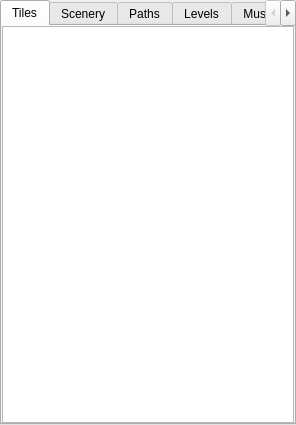
WohlSoft/Moondust-Project, file Editor/main_window/dock/wld_item_toolbox.ui: the form before one commit.
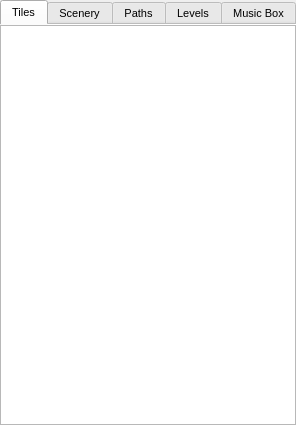
The form after the commit. Icons and pictures are not drawn.

Commit message:
Than scaring fonts!
Here was a work to fix wrong font view on Mac OS X

```diff
--- a/Editor/main_window/dock/wld_item_toolbox.ui
+++ b/Editor/main_window/dock/wld_item_toolbox.ui
@@ -21,10 +21,19 @@
   </property>
   <property name="minimumSize">
    <size>
-    <width>200</width>
+    <width>211</width>
     <height>200</height>
    </size>
   </property>
+  <property name="font">
+   <font>
+    <family>Liberation Sans</family>
+    <pointsize>8</pointsize>
+    <weight>50</weight>
+    <italic>false</italic>
+    <bold>false</bold>
+   </font>
+  </property>
   <property name="windowIcon">
    <iconset resource="../../_resources/editor.qrc">
     <normaloff>:/images/world16.png</normaloff>:/images/world16.png</iconset>
@@ -39,12 +48,24 @@
    <string>World Map Toolbox</string>
   </property>
   <widget class="QTabWidget" name="WorldToolBoxTabs">
+   <property name="font">
+    <font>
+     <family>Liberation Sans</family>
+     <pointsize>8</pointsize>
+     <weight>50</weight>
+     <italic>false</italic>
+     <bold>false</bold>
+    </font>
+   </property>
    <property name="tabPosition">
     <enum>QTabWidget::North</enum>
    </property>
    <property name="currentIndex">
     <number>0</number>
    </property>
+   <property name="documentMode">
+    <bool>true</bool>
+   </property>
    <widget class="QWidget" name="Tiles">
     <property name="toolTip">
      <string/>
@@ -76,6 +97,15 @@
      </property>
      <item row="0" column="0">
       <widget class="QTableWidget" name="WLD_TilesList">
+       <property name="font">
+        <font>
+         <family>Liberation Sans</family>
+         <pointsize>8</pointsize>
+         <weight>50</weight>
+         <italic>false</italic>
+         <bold>false</bold>
+        </font>
+       </property>
        <property name="selectionMode">
         <enum>QAbstractItemView::SingleSelection</enum>
        </property>
```
The commit also changes 10 other files.
